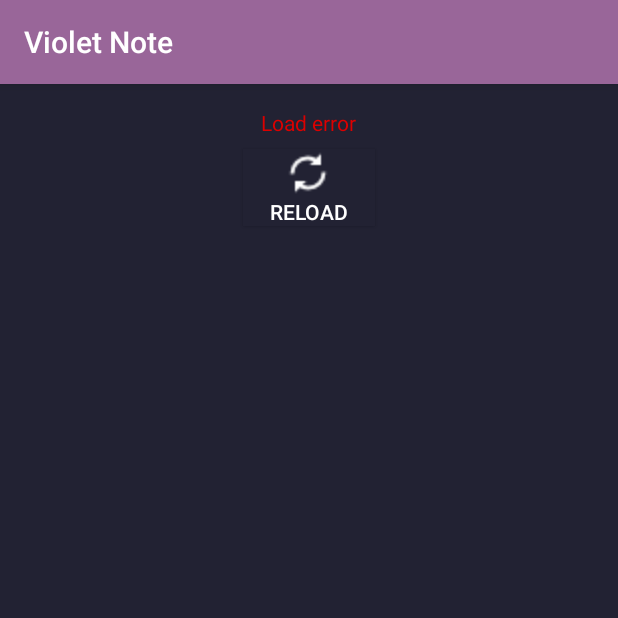
After one commit to MrZeRo2000/violetnote-android, an Android app: the fragment LoadErrorFragment shown on its own in the app's theme, on a phone screen of 412 x 824 dp, the top half of it. The commit adds this screen. Run offline under Robolectric (Android 15) with nearby library versions, the phone set to English and light mode, and no system bars.

Commit message:
added load error fragment

```diff
--- a/app/src/main/java/com/romanpulov/violetnote/view/BasicNoteCheckedItemActivity.java
+++ b/app/src/main/java/com/romanpulov/violetnote/view/BasicNoteCheckedItemActivity.java
@@ -56,7 +56,7 @@ public class BasicNoteCheckedItemActivity extends BasicNoteDataPasswordActivity
     @Override
     public boolean onOptionsItemSelected(MenuItem item) {
         Fragment fragment = getFragment();
-        if (fragment != null) {
+        if ((fragment != null) && (fragment instanceof BasicNoteCheckedItemFragment)) {
             switch (item.getItemId()) {
                 case R.id.action_add:
                     ((BasicNoteCheckedItemFragment) fragment).showAddLayout();
--- a/app/src/main/java/com/romanpulov/violetnote/view/core/BasicNoteDataPasswordActivity.java
+++ b/app/src/main/java/com/romanpulov/violetnote/view/core/BasicNoteDataPasswordActivity.java
@@ -24,6 +24,8 @@ public abstract class BasicNoteDataPasswordActivity extends PasswordActivity {
             public void onExecutionCompleted(boolean result) {
                 if (result)
                     refreshFragment();
+                else
+                    setLoadErrorFragment();
             }
         });
         executor.executeAsync();
--- /dev/null
+++ b/app/src/main/java/com/romanpulov/violetnote/view/core/LoadErrorFragment.java
@@ -0,0 +1,37 @@
+package com.romanpulov.violetnote.view.core;
+
+import android.app.Activity;
+import android.os.Bundle;
+import android.support.v4.app.Fragment;
+import android.view.LayoutInflater;
+import android.view.View;
+import android.view.ViewGroup;
+import android.widget.Button;
+
+import com.romanpulov.violetnote.R;
+
+/**
+ * Created by rpulov on 13.09.2016.
+ */
+public class LoadErrorFragment extends Fragment {
+
+    @Override
+    public View onCreateView(LayoutInflater inflater, ViewGroup container, Bundle savedInstanceState) {
+        View view = inflater.inflate(R.layout.fragment_load_error, container, false);
+        Button reloadButton = (Button)view.findViewById(R.id.reload);
+        reloadButton.setOnClickListener(new View.OnClickListener() {
+            @Override
+            public void onClick(View v) {
+                if (getActivity() instanceof PasswordActivity)
+                    ((PasswordActivity)getActivity()).reload();
+            }
+        });
+
+        return view;
+    }
+
+    @Override
+    public void onAttach(Activity activity) {
+        super.onAttach(activity);
+    }
+}
--- a/app/src/main/java/com/romanpulov/violetnote/view/core/PasswordActivity.java
+++ b/app/src/main/java/com/romanpulov/violetnote/view/core/PasswordActivity.java
@@ -61,6 +61,16 @@ public abstract class PasswordActivity extends ActionBarCompatActivity {
 
     protected abstract void refreshFragment();
 
+    protected void setLoadErrorFragment() {
+        LoadErrorFragment fragment = new LoadErrorFragment();
+        removeFragment().beginTransaction().add(getFragmentContainerId(), fragment).commit();
+    }
+
+    public void reload() {
+        removeFragment();
+        requestPassword();
+    }
+
     protected abstract void updatePassword(String password);
 
     protected void requestPassword() {
@@ -75,7 +85,8 @@ public abstract class PasswordActivity extends ActionBarCompatActivity {
                     } else {
                         updatePassword(text);
                     }
-                }
+                } else
+                    setLoadErrorFragment();
             }
         });
         passwordInputDialog.show();
--- /dev/null
+++ b/app/src/main/res/layout/fragment_load_error.xml
@@ -0,0 +1,31 @@
+<?xml version="1.0" encoding="utf-8"?>
+<RelativeLayout
+    xmlns:android="http://schemas.android.com/apk/res/android"
+    android:layout_width="match_parent"
+    android:layout_height="match_parent"
+    android:padding="@dimen/text_margin"
+    >
+
+    <TextView
+        android:layout_width="wrap_content"
+        android:layout_height="wrap_content"
+        android:layout_alignParentTop="true"
+        android:paddingBottom="@dimen/text_margin_half"
+        android:layout_centerHorizontal="true"
+        android:id="@+id/load_status"
+        android:textColor="@color/colorError"
+        android:text="@string/error_load"
+        />
+    <Button
+        android:layout_width="wrap_content"
+        android:layout_height="wrap_content"
+        android:layout_below="@+id/load_status"
+        android:layout_centerHorizontal="true"
+        android:id="@+id/reload"
+        android:textColor="@color/brightTextColor"
+        android:background="@drawable/list_selector"
+        android:drawableTop="@drawable/ic_action_reload"
+        android:text="@string/action_reload"
+        />
+
+</RelativeLayout>
--- a/app/src/main/res/values/colors.xml
+++ b/app/src/main/res/values/colors.xml
@@ -11,4 +11,5 @@
     <color name="dimTextColor">#FF888888</color>
     <color name="highlightTextColor">#FFF1D1AF</color>
     <color name="colorHeader">#FFCD7135</color>
+    <color name="colorError">#FFDD0000</color>
 </resources>
--- a/app/src/main/res/values/strings.xml
+++ b/app/src/main/res/values/strings.xml
@@ -27,6 +27,7 @@
     <string name="action_checkout">Checkout</string>
     <string name="action_check_all">Check all</string>
     <string name="action_uncheck_all">Uncheck all</string>
+    <string name="action_reload">Reload</string>
 
     <!-- Preferences -->
     <string name="pref_title_pass_note_data">Password Notes Data</string>
```
